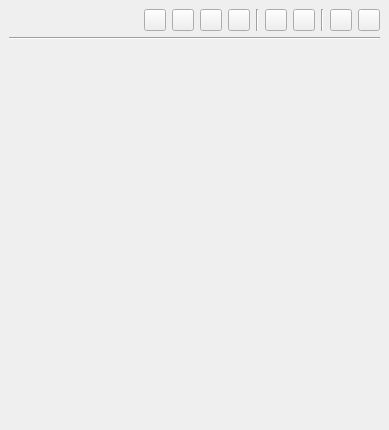
The window that src/sidebar/sidebarwidget.ui (KDE/conquirere) describes before a commit, drawn with Qt 5.
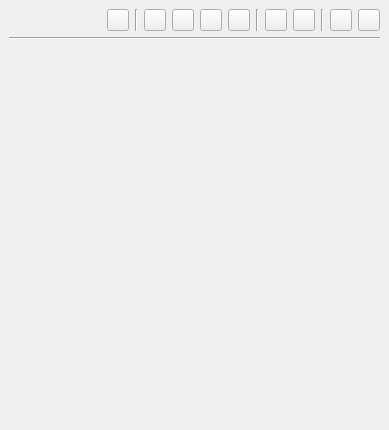
The same window after the commit.

Commit message: find pdf

Diff of the .ui file:
```diff
--- a/src/sidebar/sidebarwidget.ui
+++ b/src/sidebar/sidebarwidget.ui
@@ -47,6 +47,41 @@
         </property>
        </spacer>
       </item>
+      <item>
+       <widget class="QPushButton" name="findPdf">
+        <property name="minimumSize">
+         <size>
+          <width>22</width>
+          <height>22</height>
+         </size>
+        </property>
+        <property name="maximumSize">
+         <size>
+          <width>22</width>
+          <height>22</height>
+         </size>
+        </property>
+        <property name="toolTip">
+         <string>Find the pdf for this publication</string>
+        </property>
+        <property name="text">
+         <string/>
+        </property>
+        <property name="iconSize">
+         <size>
+          <width>22</width>
+          <height>22</height>
+         </size>
+        </property>
+       </widget>
+      </item>
+      <item>
+       <widget class="Line" name="lineFindPdf">
+        <property name="orientation">
+         <enum>Qt::Vertical</enum>
+        </property>
+       </widget>
+      </item>
       <item>
        <widget class="QPushButton" name="addReference">
         <property name="minimumSize">
```
Left out of the diff: 17 changed lines with no effect on the pictures. The commit also changes 2 other files.
